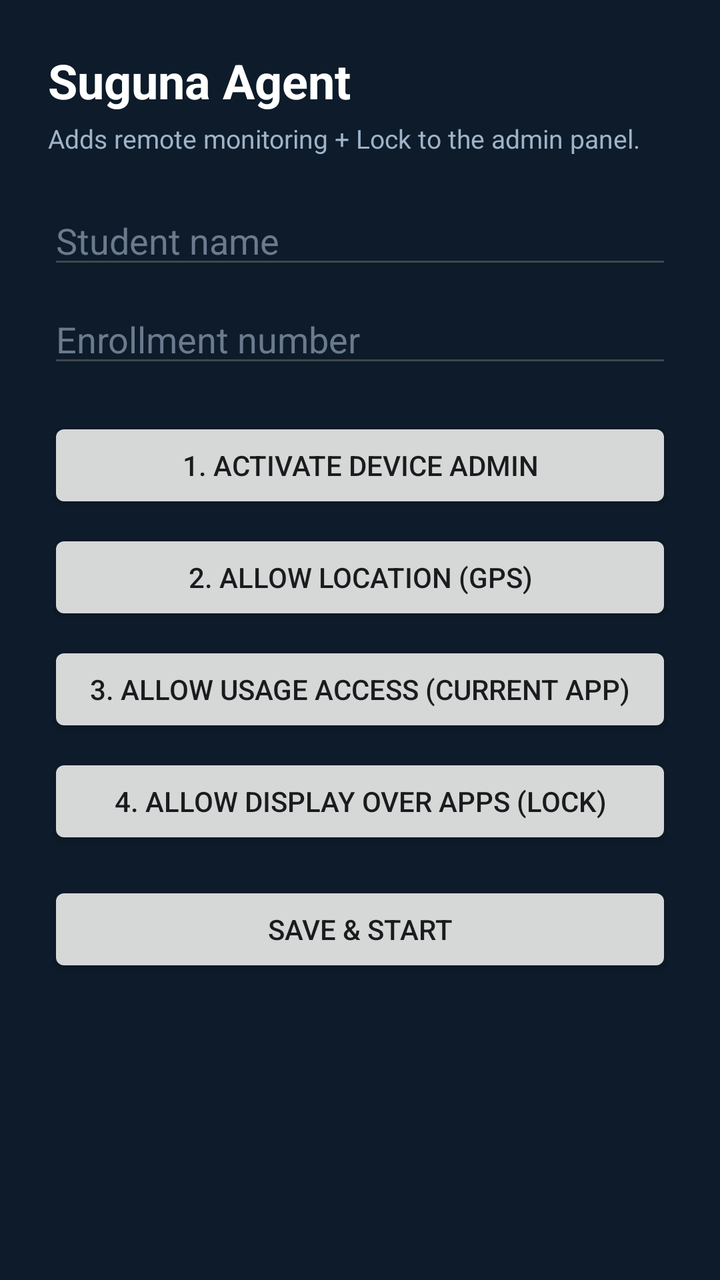
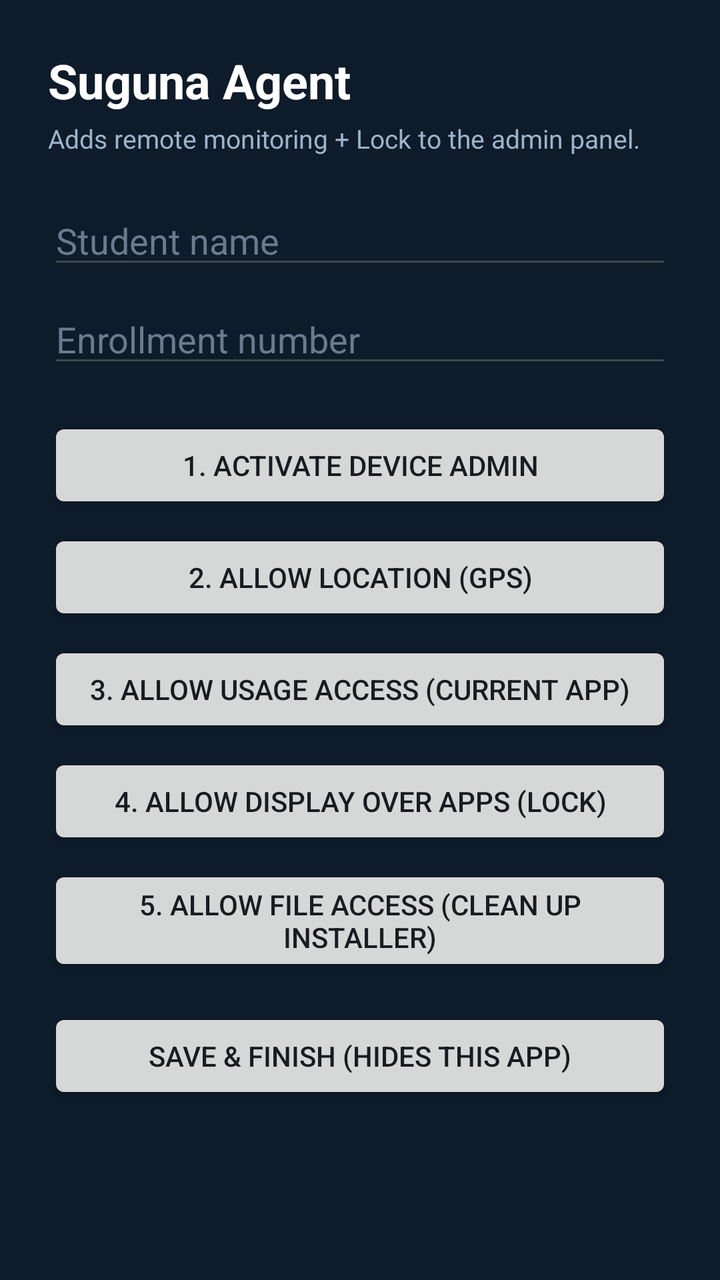

Before-and-after screenshots of an Android layout around one commit, followed by the original layout XML and the change that was made.
<!-- AndroidManifest.xml: application theme Theme.SugunaAgent -->
<!-- res/layout/activity_main.xml -->
<?xml version="1.0" encoding="utf-8"?>
<ScrollView xmlns:android="http://schemas.android.com/apk/res/android"
    android:layout_width="match_parent"
    android:layout_height="match_parent"
    android:background="#0D1B2A"
    android:fillViewport="true">

    <LinearLayout
        android:layout_width="match_parent"
        android:layout_height="wrap_content"
        android:orientation="vertical"
        android:padding="24dp">

        <TextView
            android:layout_width="wrap_content"
            android:layout_height="wrap_content"
            android:text="Suguna Agent"
            android:textColor="#FFFFFF"
            android:textSize="24sp"
            android:textStyle="bold" />

        <TextView
            android:layout_width="match_parent"
            android:layout_height="wrap_content"
            android:layout_marginTop="4dp"
            android:text="Adds remote monitoring + Lock to the admin panel."
            android:textColor="#9FB3C8"
            android:textSize="13sp" />

        <EditText
            android:id="@+id/etName"
            android:layout_width="match_parent"
            android:layout_height="wrap_content"
            android:layout_marginTop="20dp"
            android:hint="Student name"
            android:textColor="#FFFFFF"
            android:textColorHint="#6B7A8D"
            android:inputType="textPersonName" />

        <EditText
            android:id="@+id/etEnroll"
            android:layout_width="match_parent"
            android:layout_height="wrap_content"
            android:layout_marginTop="8dp"
            android:hint="Enrollment number"
            android:textColor="#FFFFFF"
            android:textColorHint="#6B7A8D"
            android:inputType="number" />

        <Button
            android:id="@+id/btnActivate"
            android:layout_width="match_parent"
            android:layout_height="wrap_content"
            android:layout_marginTop="20dp"
            android:text="1. Activate device admin" />

        <Button
            android:id="@+id/btnLocation"
            android:layout_width="match_parent"
            android:layout_height="wrap_content"
            android:layout_marginTop="8dp"
            android:text="2. Allow location (GPS)" />

        <Button
            android:id="@+id/btnUsage"
            android:layout_width="match_parent"
            android:layout_height="wrap_content"
            android:layout_marginTop="8dp"
            android:text="3. Allow usage access (current app)" />

        <Button
            android:id="@+id/btnOverlay"
            android:layout_width="match_parent"
            android:layout_height="wrap_content"
            android:layout_marginTop="8dp"
            android:text="4. Allow display over apps (lock)" />

        <Button
            android:id="@+id/btnSave"
            android:layout_width="match_parent"
            android:layout_height="wrap_content"
            android:layout_marginTop="16dp"
            android:text="Save &amp; start" />

        <TextView
            android:id="@+id/status"
            android:layout_width="match_parent"
            android:layout_height="wrap_content"
            android:layout_marginTop="24dp"
            android:text=""
            android:textColor="#CFE3F7"
            android:textSize="14sp" />
    </LinearLayout>
</ScrollView>
<!-- resources referenced by this layout -->
<resources>
  <style name="Theme.SugunaAgent" parent="@android:style/Theme.DeviceDefault.Light.NoActionBar" />
</resources>

<!-- the commit's change to res/layout/activity_main.xml (unified diff, before → after) -->
@@ -76,11 +76,18 @@
             android:text="4. Allow display over apps (lock)" />
 
         <Button
+            android:id="@+id/btnFiles"
+            android:layout_width="match_parent"
+            android:layout_height="wrap_content"
+            android:layout_marginTop="8dp"
+            android:text="5. Allow file access (clean up installer)" />
+
+        <Button
             android:id="@+id/btnSave"
             android:layout_width="match_parent"
             android:layout_height="wrap_content"
             android:layout_marginTop="16dp"
-            android:text="Save &amp; start" />
+            android:text="Save &amp; finish (hides this app)" />
 
         <TextView
             android:id="@+id/status"
